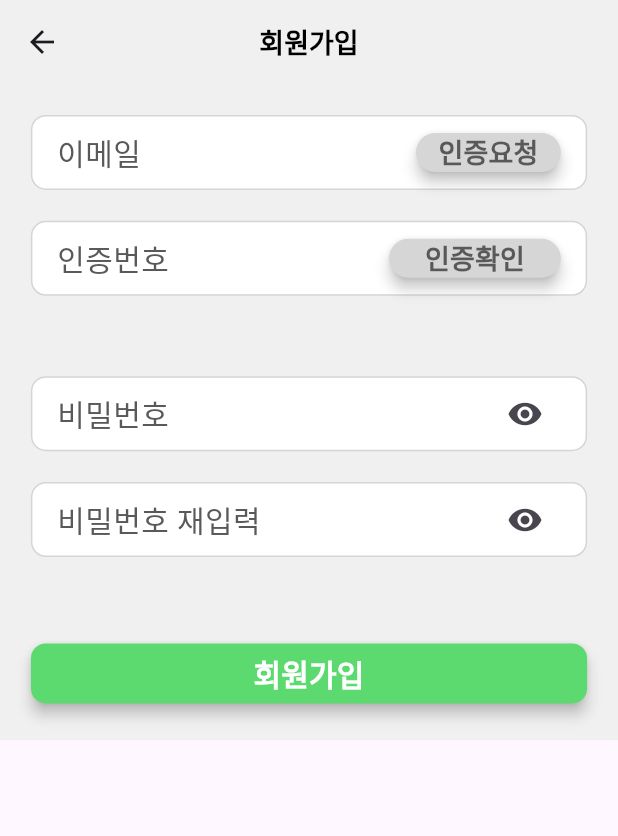
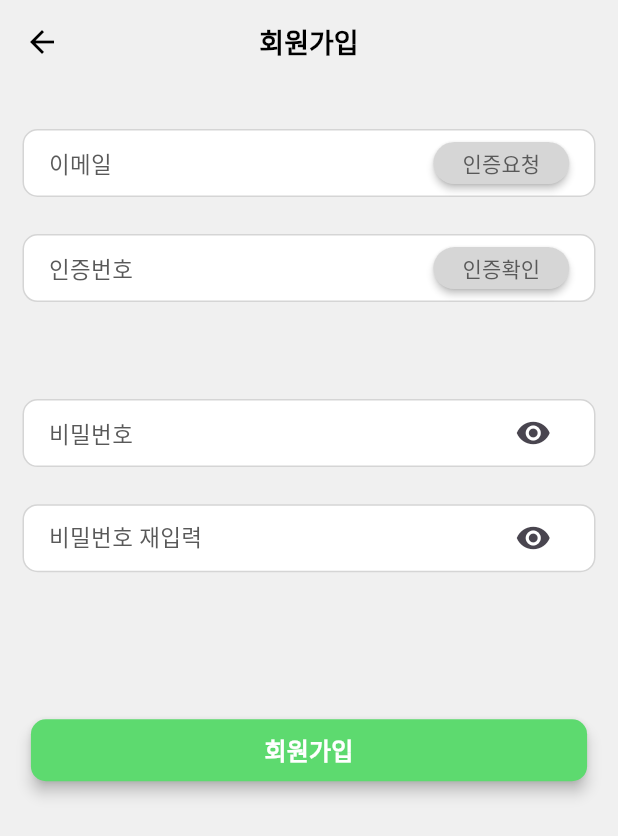
Before and after one commit to YonginUniv-AI-Service-LAB/YIU-AISL-ADizzi-APP, a Flutter app: the MyPage screen opened directly, after a tap on "비밀번호 변경", after a tap on "로그인", after a tap on "회원 가입", on a phone screen of 412 x 824 dp. Shown: the top 836 px of the screen. Run offline on Flutter 3.47's test engine with Material 3 defaults, Android fonts, the light colour scheme and no system bars.

Commit message:
design: ui 수정

```diff
--- a/lib/screens/changePwd/change_pwd_screen.dart
+++ b/lib/screens/changePwd/change_pwd_screen.dart
@@ -19,7 +19,8 @@ class ChangePwd extends StatelessWidget {
           '비밀번호 재설정',
           style: TextStyle(
             color: Colors.black,
-            fontWeight: FontWeight.bold,
+            fontWeight: FontWeight.w600,
+            fontSize: 18
           ),
         ),
         centerTitle: true,
@@ -31,7 +32,7 @@ class ChangePwd extends StatelessWidget {
         child: Column(
           children: [
             Padding(
-              padding: EdgeInsets.only(bottom: height * 0.05),
+              padding: EdgeInsets.only(bottom: height * 0.05,top: 20),
               child: const Column(
                 children: [
                   MainTextInput(
--- a/lib/screens/mypage/mypage.dart
+++ b/lib/screens/mypage/mypage.dart
@@ -16,7 +16,7 @@ class MyPage extends StatelessWidget {
 
         title: const Text(
           '마이 페이지',
-          style: TextStyle(fontWeight: FontWeight.bold),
+          style: TextStyle(fontWeight: FontWeight.w600, fontSize: 18),
         ),
         centerTitle: true,
         leading: IconButton(
@@ -29,7 +29,7 @@ class MyPage extends StatelessWidget {
         ),
       ),
       body: Padding(
-        padding: const EdgeInsets.all(20.0),
+        padding: const EdgeInsets.all(18.0),
         child: Column(
           crossAxisAlignment: CrossAxisAlignment.start,
           children: [
@@ -49,7 +49,7 @@ class MyPage extends StatelessWidget {
                 Text(
                   '아이디',
                   style: TextStyle(
-                    fontSize: 20,
+                    fontSize: 18,
                     fontWeight: FontWeight.bold,
                     color: Color(0xFF595959),
                   ),
@@ -57,18 +57,20 @@ class MyPage extends StatelessWidget {
               ],
             ),
             const SizedBox(height: 20),
-            const Divider(),
+
 
             // 계정 섹션
             const SizedBox(height: 16),
             const Text(
               '계정',
-              style: TextStyle(fontSize: 20, fontWeight: FontWeight.bold),
+              style: TextStyle(fontSize: 18, fontWeight: FontWeight.bold),
             ),
             const SizedBox(height: 10),
             ListTile(
+              contentPadding: EdgeInsets.symmetric(horizontal: 7),
               leading: const Icon(Icons.lock_reset),
-              title: const Text('비밀번호 변경'),
+
+              title: const Text('비밀번호 변경',style: TextStyle(fontSize: 15),),
               onTap: () {
                 Navigator.pushReplacement(context,  MaterialPageRoute(builder: (context) => const ChangePwd(),
                 ));
@@ -81,20 +83,22 @@ class MyPage extends StatelessWidget {
             const SizedBox(height: 16),
             const Text(
               '기타',
-              style: TextStyle(fontSize: 20, fontWeight: FontWeight.bold),
+              style: TextStyle(fontSize: 18, fontWeight: FontWeight.bold),
             ),
             const SizedBox(height: 10),
             ListTile(
+              contentPadding: EdgeInsets.symmetric(horizontal: 7),
               leading: const Icon(Icons.logout),
-              title: const Text('로그아웃'),
+              title: const Text('로그아웃',style: TextStyle(fontSize: 15),),
               onTap: () {
                 Navigator.pushReplacement(context,  MaterialPageRoute(builder: (context) => const SignIn(),
                 ));
               },
             ),
             ListTile(
+              contentPadding: EdgeInsets.symmetric(horizontal: 7),
               leading: const Icon(Icons.person_off),
-              title: const Text('회원탈퇴'),
+              title: const Text('회원탈퇴',style: TextStyle(fontSize: 15),),
               onTap: () {
                 showDialog(
                   context: context,
--- a/lib/screens/signIn/signIn_screen.dart
+++ b/lib/screens/signIn/signIn_screen.dart
@@ -19,15 +19,16 @@ class SignIn extends StatelessWidget {
       backgroundColor: const Color(0xFFF0F0F0),
       body: Center(
           child: Padding(
-            padding: EdgeInsets.symmetric(horizontal: width * 0.04, vertical: height * 0.05),
+            padding: EdgeInsets.symmetric(horizontal: width * 0.05),
             child: Column(
               mainAxisAlignment: MainAxisAlignment.center,
               crossAxisAlignment: CrossAxisAlignment.center,
               children: [
                 const LogoImage(),
-                const SizedBox(height: 24),
+                const SizedBox(height: 35),
                 const SignInTextInput(label: '이메일'),
                 const SignInTextInput(label: '비밀번호'),
+                const SizedBox(height: 30),
                 SignInButton(
                   label: '로그인',
                   onPressed: () {
@@ -37,7 +38,7 @@ class SignIn extends StatelessWidget {
                     );
                   },
                 ),
-                const SizedBox(height: 16),
+                const SizedBox(height: 10),
                 const LinkLabel(),
               ],
             ),
--- a/lib/screens/signUp/signUp_screen.dart
+++ b/lib/screens/signUp/signUp_screen.dart
@@ -9,36 +9,44 @@ class SignUp extends StatelessWidget {
 
   @override
   Widget build(BuildContext context) {
-    double width = MediaQuery.of(context).size.width;
-    double height = MediaQuery.of(context).size.height;
-
     return Scaffold(
       appBar: AppBar(
         title: const Text(
           '회원가입',
           style: TextStyle(
+            color: Colors.black, // 텍스트 색상: 검정색
             fontSize: 18,
-            color: Colors.black,
-            fontWeight: FontWeight.bold,
+            fontWeight: FontWeight.bold, // 볼드체 설정
           ),
         ),
         centerTitle: true,
-        backgroundColor: const Color(0xFFF0F0F0),
+        backgroundColor: const Color(0xFFF0F0F0), // 앱 바 배경색
+        elevation: 0, // 그림자 제거
+        leading: IconButton(
+          icon: const Icon(Icons.arrow_back, color: Colors.black), // 아이콘 색상: 검정색
+          onPressed: () {
+            Navigator.pop(
+              context,
+            );
+          },
         ),
-      body: SingleChildScrollView(
-        child: Container(
-          color: const Color(0xFFF0F0F0),
-          padding: EdgeInsets.all(width * 0.05),
+      ),
+
+      body: BackgroundContainer(
+        child: Padding(
+          padding: const EdgeInsets.only(top:30, left: 15, right: 15),
           child: Column(
             children: [
-              Padding(
-                padding: EdgeInsets.only(bottom: height * 0.04),
-                child: const Column(
+              Expanded(
+                child: Column(
+                  children: [
+                    const GroupContainer(
+                      child: Column(
                         children: [
                           MainTextInput(
                             label: '이메일',
-                      showCheck: false,
-                      showRequest: true,
+                            showCheck: false, // 인증 확인
+                            showRequest: true,  // 인증 요청
                             showIcon: false,
                           ),
                           MainTextInput(
@@ -50,9 +58,8 @@ class SignUp extends StatelessWidget {
                         ],
                       ),
                     ),
-              Padding(
-                padding: EdgeInsets.only(bottom: height * 0.04),
-                child: const Column(
+                    const GroupContainer(
+                      child: Column(
                         children: [
                           MainTextInput(
                             label: '비밀번호',
@@ -69,6 +76,7 @@ class SignUp extends StatelessWidget {
                         ],
                       ),
                     ),
+                    const SizedBox(height: 30),
                     MainButton(
                       label: '회원가입',
                       onPressed: () {
@@ -81,7 +89,32 @@ class SignUp extends StatelessWidget {
                   ],
                 ),
               ),
+            ],
+          ),
+        ),
       ),
     );
   }
 }
+class BackgroundContainer extends StatelessWidget {
+  final Widget child;
+  const BackgroundContainer({super.key, required this.child});
+  @override
+  Widget build(BuildContext context) {
+    return Container(
+      color: const Color(0xFFF0F0F0),
+      child: child,
+    );
+  }
+}
+class GroupContainer extends StatelessWidget {
+  final Widget child;
+  const GroupContainer({super.key, required this.child});
+  @override
+  Widget build(BuildContext context) {
+    return Container(
+      margin: const EdgeInsets.only(bottom: 40),
+      child: Center(child: child),
+    );
+  }
+}
--- a/lib/widgets/link_label.dart
+++ b/lib/widgets/link_label.dart
@@ -19,14 +19,14 @@ class LinkLabel extends StatelessWidget {
       child: Container(
         decoration: const BoxDecoration(
           border: Border(
-            bottom: BorderSide(color: Color(0xFF595959), width: 0.5),
+            bottom: BorderSide(color: Color(0xFF595959), width: 0.4),
           ),
         ),
         child: Text(
           text,
           style: const TextStyle(
             color: Color(0xFF595959),
-            fontSize: 18,
+            fontSize: 13,
           ),
         ),
       ),
@@ -43,7 +43,7 @@ class LinkLabel extends StatelessWidget {
           ' / ',
           style: TextStyle(
             color: Color(0xFF595959),
-            fontSize: 18,
+            fontSize: 13,
           ),
         ),
         _buildLink(context, '비밀번호 찾기', const ChangePwd()), // 비밀번호 찾기 링크
--- a/lib/widgets/main_button.dart
+++ b/lib/widgets/main_button.dart
@@ -22,7 +22,7 @@ class MainButton extends StatelessWidget {
       style: ElevatedButton.styleFrom(
         backgroundColor: const Color(0xFF5DDA6F),
         elevation: 4,
-        fixedSize: Size(width * 0.9, height * 0.04),
+        fixedSize: Size(width * 0.9, height * 0.05),
         shape: RoundedRectangleBorder(
           borderRadius: BorderRadius.circular(10),
         ),
@@ -31,8 +31,8 @@ class MainButton extends StatelessWidget {
       child: Text(
         label,
         style: const TextStyle(
-          fontWeight: FontWeight.bold,
-          fontSize: 20,
+          fontWeight: FontWeight.w600,
+          fontSize: 16,
           color: Colors.white, // Text color
         ),
       ),
--- a/lib/widgets/main_text_input.dart
+++ b/lib/widgets/main_text_input.dart
@@ -38,12 +38,16 @@ class _MainTextInputState extends State<MainTextInput> {
     double padding = width * 0.04;
 
     return Container(
-      margin:  EdgeInsets.only(bottom: width* 0.05),
+      height: height * 0.055,
+      margin:  EdgeInsets.only(bottom: width* 0.06),
       decoration: BoxDecoration(
+
         borderRadius: BorderRadius.circular(10),
         border: Border.all(color: const Color(0xFFD5D5D5)),
         color: Colors.white,
+
       ),
+
       child: Row(
         mainAxisAlignment: MainAxisAlignment.start,
         children: [
@@ -52,11 +56,12 @@ class _MainTextInputState extends State<MainTextInput> {
             child: Text(
               widget.label,
               style: const TextStyle(
-                fontSize: 20,
+                fontSize: 15,
                 color: Color(0xFF595959),
               ),
             ),
           ),
+
           const Spacer(),
           if (widget.showRequest)
             Padding(
@@ -64,43 +69,44 @@ class _MainTextInputState extends State<MainTextInput> {
               child: ElevatedButton(
                 style: ElevatedButton.styleFrom(
                   backgroundColor: const Color(0xFFD6D6D6),
-                  elevation: 4,
+                  elevation: 2,
                   shape: RoundedRectangleBorder(
                     borderRadius: BorderRadius.circular(50),
                   ),
                   padding: const EdgeInsets.symmetric(horizontal: 15),
-                  minimumSize: Size(buttonWidth,buttonHeight),
+                  minimumSize: Size(buttonWidth,28),
                 ),
                 onPressed: () {},
                 child: const Text(
                   '인증요청',
                   style: TextStyle(
-                    fontWeight: FontWeight.bold,
-                    fontSize: 18,
+                    fontWeight: FontWeight.w500,
+                    fontSize: 14,
                     color: Color(0xFF595959),
                   ),
                 ),
               ),
             ),
+
           if (widget.showCheck)
             Padding(
               padding: EdgeInsets.only(right: padding),
               child: ElevatedButton(
                 style: ElevatedButton.styleFrom(
                   backgroundColor: const Color(0xFFD6D6D6),
-                  elevation: 4,
+                  elevation: 2,
                   shape: RoundedRectangleBorder(
                     borderRadius: BorderRadius.circular(50),
                   ),
-
-                  minimumSize: Size(buttonWidth, buttonHeight),
+                  padding: const EdgeInsets.symmetric(horizontal: 15),
+                  minimumSize: Size(buttonWidth,28),
                 ),
                 onPressed: () {},
                 child: const Text(
                   '인증확인',
                   style: TextStyle(
-                    fontWeight: FontWeight.bold,
-                    fontSize: 18,
+                    fontWeight: FontWeight.w500,
+                    fontSize: 14,
                     color: Color(0xFF595959),
                   ),
                 ),
--- a/lib/widgets/signIn_button.dart
+++ b/lib/widgets/signIn_button.dart
@@ -22,7 +22,7 @@ class SignInButton extends StatelessWidget {
       style: ElevatedButton.styleFrom(
         backgroundColor: const Color(0xFF5DDA6F),
         elevation: 4,
-        fixedSize: Size(width * 0.6, height * 0.035),
+        fixedSize: Size(width * 0.7, height * 0.035),
         shape: RoundedRectangleBorder(
           borderRadius: BorderRadius.circular(10),
         ),
@@ -31,9 +31,9 @@ class SignInButton extends StatelessWidget {
         child: Text(
           label,
           style: const TextStyle(
-            fontWeight: FontWeight.bold,
+            fontWeight: FontWeight.w600,
             color: Colors.white,
-            fontSize: 18,
+            fontSize: 16,
           ),
         ),
       );
--- a/lib/widgets/signIn_text_input.dart
+++ b/lib/widgets/signIn_text_input.dart
@@ -11,14 +11,14 @@ class SignInTextInput extends StatelessWidget {
     double width = MediaQuery.of(context).size.width;
     double height = MediaQuery.of(context).size.height;
 
-    double containerWidth = width * 0.8;
-    double containerHeight = height * 0.04;
-    double padding = width * 0.05;
+    double containerWidth = width * 0.9;
+    double containerHeight = height * 0.05;
+    double padding = width * 0.04;
 
     return Container(
       width: containerWidth,
       height: containerHeight,
-      margin: const EdgeInsets.all(20),
+      margin: const EdgeInsets.all(13),
       decoration: BoxDecoration(
         color: Colors.white,
         borderRadius: BorderRadius.circular(10),
@@ -32,7 +32,7 @@ class SignInTextInput extends StatelessWidget {
             child: Text(
               label,
               style: const TextStyle(
-                fontSize: 16,
+                fontSize: 15,
               ),
             ),
           ),
--- a/lib/widgets/slot_add_button.dart
+++ b/lib/widgets/slot_add_button.dart
@@ -82,6 +82,8 @@ class _SlotAddButtonState extends State<SlotAddButton> {
             });
           },
           child: Icon(_showFloatingButtons ? Icons.close : widget.icon, color: Colors.white), // 아이콘 변경
+
+
           backgroundColor: widget.backgroundColor, // 색상 변경
         ),
       ],
```
Lines whose indentation alone changed are shown as unchanged.
